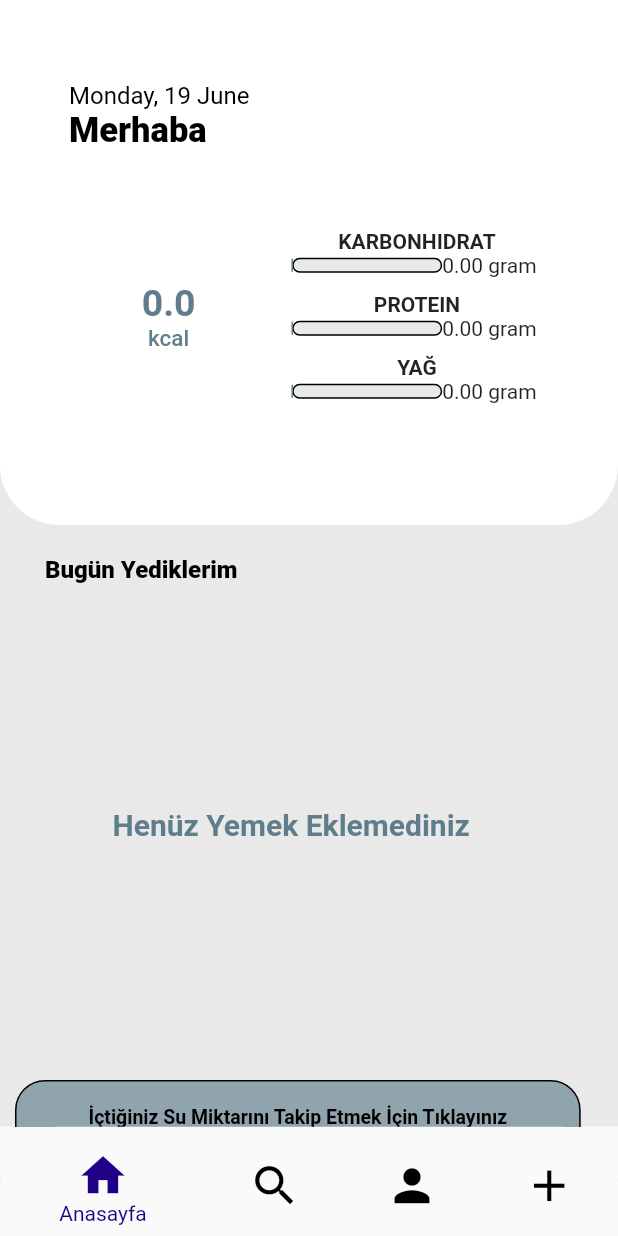
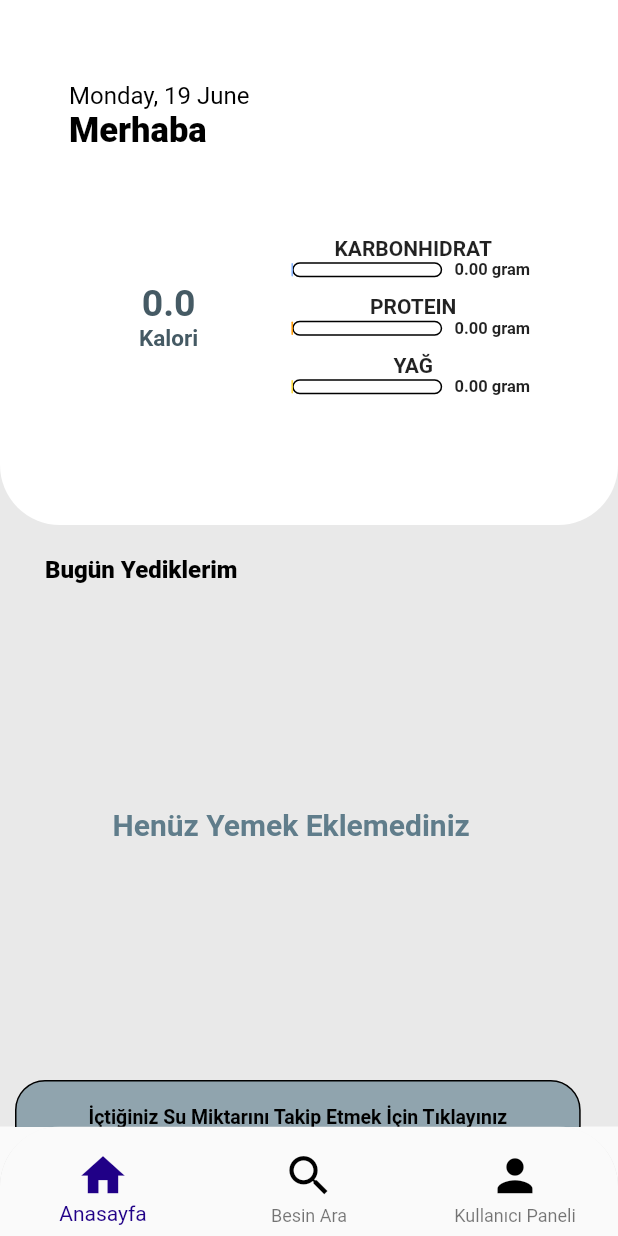
Before and after one commit to CanzzD/Flutter-Diet-App, a Flutter app: the BottomNavigationBarPage screen opened directly, on a phone screen of 412 x 824 dp. Run offline on Flutter 3.47's test engine with Material 2 defaults, Android fonts, the light colour scheme and no system bars; our stand-ins replace cloud_firestore, firebase_auth, firebase_core; missing offline and left inert: flutter_rounded_progress_bar, gradient_progress_bar; accounts and stored records are empty.

```diff
--- a/lib/ui/pages/bottom_navbar_page.dart
+++ b/lib/ui/pages/bottom_navbar_page.dart
@@ -18,7 +18,7 @@ class _BottomNavigationBarPageState extends State<BottomNavigationBarPage> {
     ProfileScreen(),
     SearchPage(),
     UserPage(),
-    AddMealPage()
+    //AddMealPage()
   ];
 
   int currentIndex = 0;
@@ -72,13 +72,13 @@ class _BottomNavigationBarPageState extends State<BottomNavigationBarPage> {
               label: "Kullanıcı Paneli",
              ),
 
-             BottomNavigationBarItem(
-              icon: Padding(
-                padding: const EdgeInsets.only(top: 8.0),
-                child: Icon(Icons.add),
-              ),
-              label: "Besin Ekle",
-             ),
+            //  BottomNavigationBarItem(
+            //   icon: Padding(
+            //     padding: const EdgeInsets.only(top: 8.0),
+            //     child: Icon(Icons.add),
+            //   ),
+            //   label: "Besin Ekle",
+            //  ),
           ],
           ),
       ),
--- a/lib/ui/pages/profile_screen.dart
+++ b/lib/ui/pages/profile_screen.dart
@@ -141,7 +141,7 @@ class _ProfileScreenState extends State<ProfileScreen> {
                           height: height * 0.24,
                           width: width * 0.4,
                           progress: totalCalorie! / 2300,
-                          calorieText: totalCalorie!,
+                          calorieText: totalCalorie! ,
                         ),
 
                         Column(
@@ -153,24 +153,24 @@ class _ProfileScreenState extends State<ProfileScreen> {
                             _IngredientProgress(
                               ingredient: "Karbonhidrat",
                               leftAmount: totalCarbs!.toStringAsFixed(2),
-                              progress: totalCarbs! / 250,
-                              progressColor: Colors.blueGrey.shade500,
+                              progress: totalCarbs! / 350,
+                              progressColor: Colors.blueAccent.shade100,
                               width: 100),
                               SizedBox(height: 10),
 
                               _IngredientProgress(
                               ingredient: "Protein",
                               leftAmount: totalProtein!.toStringAsFixed(2),
-                              progress: totalProtein! / 110,
-                              progressColor: Colors.blueGrey.shade500,
+                              progress: totalProtein! / 130,
+                              progressColor: Colors.orange,
                               width: 100),
                               SizedBox(height: 10),
 
                               _IngredientProgress(
                               ingredient: "Yağ",
                               leftAmount: totalFat!.toStringAsFixed(2),
-                              progress: totalFat! / 65,
-                              progressColor: Colors.blueGrey.shade500,
+                              progress: totalFat! / 100,
+                              progressColor: Colors.yellow.shade600,
                               width: 100),
 
                           ],
@@ -333,7 +333,7 @@ class _IngredientProgress extends StatelessWidget {
                   width: width,
                   decoration: BoxDecoration(
                     borderRadius: BorderRadius.all(Radius.circular(10)),
-                    color: Color(0xFFE9E9E9),
+                    color: Colors.white,
                     border: Border.all(color: Colors.black)
                   ),
                 ),
@@ -348,7 +348,12 @@ class _IngredientProgress extends StatelessWidget {
                 ),
               ],
             ),
-            Text("${leftAmount} gram ")
+            Text(
+              "   ${leftAmount} gram ",
+              style: TextStyle(
+                fontWeight: FontWeight.bold,
+                fontSize: 11
+            ),)
           ],
         )
       ],
@@ -380,13 +385,13 @@ class _RadialProgress extends StatelessWidget {
                 TextSpan(text: calorieText.toString(), style: TextStyle(
                   fontSize: 25,
                   fontWeight: FontWeight.w700,
-                  color: Colors.blueGrey.shade500,
+                  color: Colors.blueGrey.shade700,
                 ),),
                 TextSpan(text: "\n"),
-                TextSpan(text: "kcal", style: TextStyle(
+                TextSpan(text: "Kalori", style: TextStyle(
                   fontSize: 15,
-                  fontWeight: FontWeight.w500,
-                  color: Colors.blueGrey.shade500,
+                  fontWeight: FontWeight.w700,
+                  color: Colors.blueGrey.shade700,
                 ),),
               ]
             ),
@@ -406,17 +411,17 @@ class _RadialPainter extends CustomPainter {
   void paint(Canvas canvas, Size size) {
     Paint paint = Paint()
     ..strokeWidth = 7
-      ..color = Colors.blueGrey.shade500
+      ..color = Colors.blue.shade300
       ..style = PaintingStyle.stroke
       ..strokeCap = StrokeCap.round;
 
-    Offset center = Offset(size.width / 2, size.height / 2);
+    Offset center = Offset(size.width / 2.2, size.height / 2);
     double relativeProgress = 360 * progress;
 
     canvas.drawArc(
       Rect.fromCircle(
         center: center,
-        radius: size.width/2),
+        radius: size.width/2.1),
         math.radians(-90),
         math.radians(-relativeProgress),
         false,
@@ -497,7 +502,7 @@ class _MealCard extends StatelessWidget {
                                 Text("Protein:  " + mealsData["protein"] + "g"),
                                 Text("Yağ:  " + mealsData["fat"] + "g"),
 
-                                IconButton(onPressed: () {_removeMeal(meals.id);}, icon: Icon(Icons.delete,color: Colors.white,size: 25,)),
+                                //IconButton(onPressed: () {_removeMeal(meals.id);}, icon: Icon(Icons.delete,color: Colors.white,size: 25,)),
                                 ],
                               ),
                             ),
```
